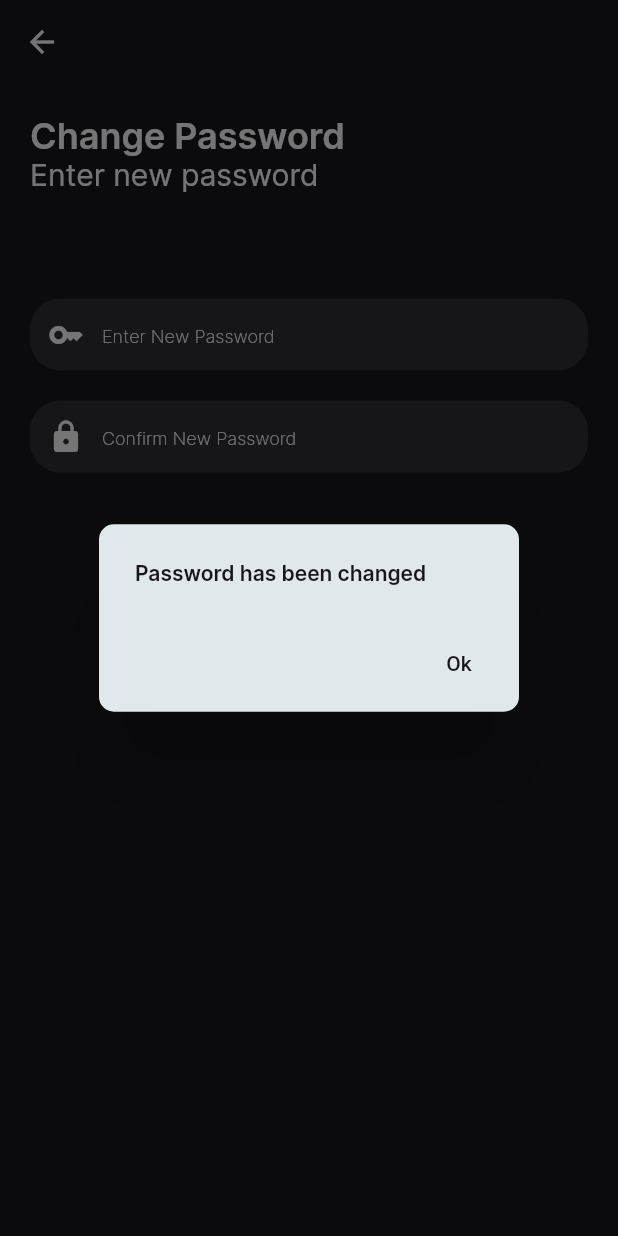
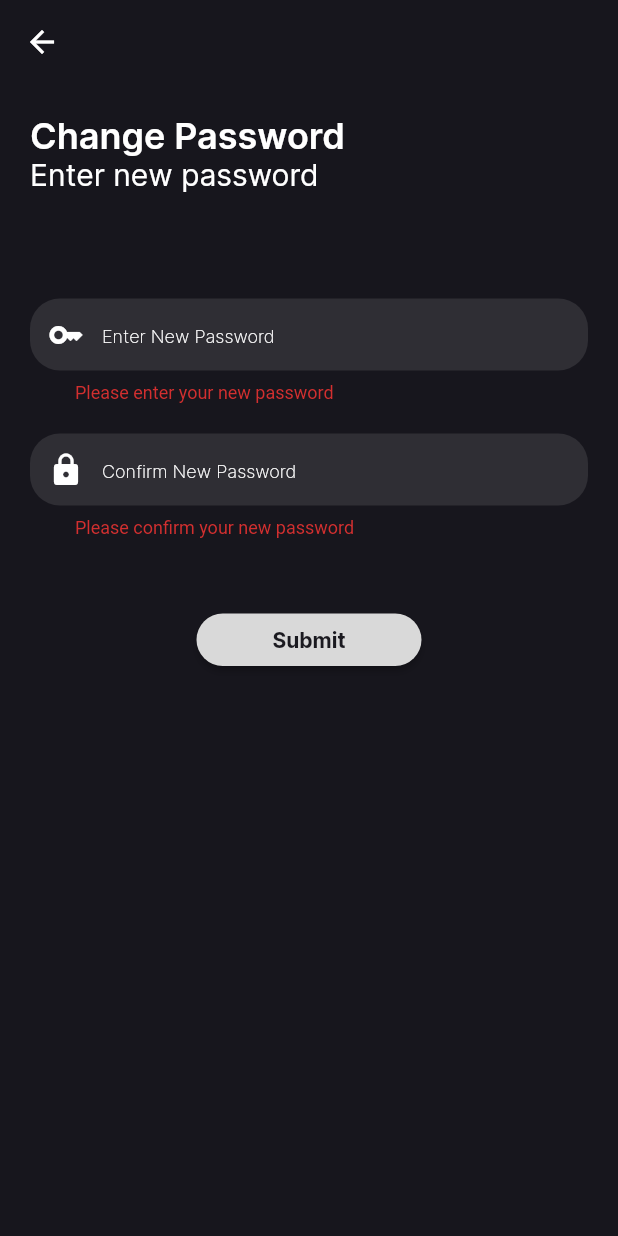
Before and after one commit to rhnzal/b2b-flutter, a Flutter app: the ChangePassword screen opened directly, after a tap on "Submit", on a phone screen of 412 x 824 dp. Run offline on Flutter 3.47's test engine with Material 2 defaults, Android fonts, the phone set to English and light mode, and no system bars; drawn by our look-alikes of rounded_loading_button; our stand-ins replace photo_view, shared_preferences, webview_flutter; accounts and stored records are empty.

Commit message:
change password

```diff
--- a/lib/endpoints.dart
+++ b/lib/endpoints.dart
@@ -9,4 +9,5 @@ const String urlDocument = '$baseURL/api/document';
 const String urlProduct = '$baseURL/api/product';
 const String urlForgot = '$baseURL/api/auth/forgot';
 const String urlEditName = '$baseURL/api/users/editprofil';
+const String urlChangePassword = '$baseURL/api/auth/edit';
 // const String urlQuota = '$baseURL/';
--- a/lib/screen/changepassword.dart
+++ b/lib/screen/changepassword.dart
@@ -4,6 +4,8 @@ import 'package:flutter/material.dart';
 import 'package:projectb2b/home.dart';
 import 'package:projectb2b/screen/login.dart';
 import 'package:rounded_loading_button/rounded_loading_button.dart';
+import 'package:projectb2b/http.dart' as http_test;
+import 'package:projectb2b/endpoints.dart';
 
 class ChangePassword extends StatefulWidget {
   const ChangePassword({Key? key, required this.check}) : super(key: key);
@@ -15,10 +17,21 @@ class ChangePassword extends StatefulWidget {
 }
 
 class _ChangePasswordState extends State<ChangePassword> {
+  final formKey = GlobalKey<FormState>();
+  final TextEditingController passCon = TextEditingController();
   String newPass = '';
   final RoundedLoadingButtonController _buttonController = RoundedLoadingButtonController();
 
-  void enter (RoundedLoadingButtonController controller, String check){
+  void enter (RoundedLoadingButtonController controller, String check) async{
+    if(formKey.currentState!.validate()){
+      var response = await http_test.put(
+        url: urlChangePassword,
+        body: {
+          "password": newPass
+        }
+      );
+      print(response.status);
+      if(response.isSuccess){
         controller.success();
         Timer(const Duration(seconds: 1), (){
           showDialog(barrierDismissible: false,context: context, builder: ((context) => AlertDialog(
@@ -33,10 +46,11 @@ class _ChangePasswordState extends State<ChangePassword> {
             actions: [
               TextButton(
                 onPressed: (){
+                  var count = 0;
                   check.contains('profile') ?
-              Navigator.pushAndRemoveUntil(context, MaterialPageRoute(builder: ((context) {
-                return const Home();
-              })), (route) => false)
+                  Navigator.popUntil(context, ((route) {
+                    return count++ == 2;
+                  }))
                   : Navigator.pushAndRemoveUntil(context, MaterialPageRoute(builder: ((context) {
                     return const Login();
                   })), (route) => false);
@@ -47,6 +61,32 @@ class _ChangePasswordState extends State<ChangePassword> {
             ],
           )));
         });
+      }else{
+        controller.reset();
+        showDialog(context: context, builder: ((context) => AlertDialog(
+          shape: RoundedRectangleBorder(
+              borderRadius: BorderRadius.circular(10)),
+            backgroundColor:const Color.fromARGB(255, 224, 232, 235),
+            title: const Text('Error'),
+            titleTextStyle: const TextStyle(
+              color: Color.fromARGB(255, 23, 22, 29),
+              fontFamily: 'Inter',
+              fontWeight: FontWeight.w600),
+            content: Text(response.message!),
+            contentTextStyle: const TextStyle(
+              color: Color.fromARGB(255, 23, 22, 29)),
+            actions: [
+              TextButton(
+                onPressed: (){
+                  Navigator.pop(context);
+                },
+                child: const Text('Ok',
+                  style:TextStyle(color: Color.fromARGB(255, 23, 22, 29)))
+                )
+            ],
+          )));
+      }
+    }
   }
 
   @override
@@ -73,6 +113,7 @@ class _ChangePasswordState extends State<ChangePassword> {
     Widget newPassword = Container(
       padding: const EdgeInsets.fromLTRB(20, 10, 20, 10),
       child: TextFormField(
+        controller: passCon,
         cursorColor: Colors.white,
         style: const TextStyle(color: Colors.white),
         decoration: InputDecoration(
@@ -97,6 +138,16 @@ class _ChangePasswordState extends State<ChangePassword> {
       onChanged: ((value) {
         newPass = value;
       }),
+      validator: (value){
+        if(value!.isEmpty){
+          return 'Please enter your new password';
+        }else if (value.length < 8) {
+          _buttonController.reset();
+          return "Password must be 8 character or more";
+        }else{
+          return null;
+        }
+      },
     ));
 
     Widget confirmPassword = Container(
@@ -123,8 +174,16 @@ class _ChangePasswordState extends State<ChangePassword> {
               borderSide: BorderSide.none,
               borderRadius: BorderRadius.circular(20)),
       ),
-      onChanged: ((value) {
-        newPass = value;
+      validator: ((value) {
+        if(value!.isEmpty){
+          _buttonController.reset();
+          return 'Please confirm your new password';
+        }else if(value != passCon.text){
+          _buttonController.reset();
+          return 'Pasword not match';
+        }else {
+          return null;
+        }
       }),
     )
     );
@@ -158,7 +217,9 @@ class _ChangePasswordState extends State<ChangePassword> {
         backgroundColor: Colors.transparent,
         elevation: 0,
       ),
-      body: ListView(
+      body: Form(
+        key: formKey,
+        child: ListView(
           physics: const BouncingScrollPhysics(),
           children: [
             tittle,
@@ -167,6 +228,7 @@ class _ChangePasswordState extends State<ChangePassword> {
             submit
           ],
         ),
+      ),
       );
   }
 }
--- a/lib/screen/paymentscreen.dart
+++ b/lib/screen/paymentscreen.dart
@@ -82,8 +82,11 @@ class _PaymentScreenState extends State<PaymentScreen> {
     );
     // print(response.body);
     // print(grid[selectedIndex]['id']);
+    if(mounted){
       Navigator.pop(context);
+    }
     var count = 0;
+    if(mounted){
       Navigator.push(context, MaterialPageRoute(builder: ((context) {
         return Scaffold(
           appBar: AppBar(
@@ -103,6 +106,7 @@ class _PaymentScreenState extends State<PaymentScreen> {
           ),
         );
       })));
+    }
   }
 
   @override
--- a/lib/screen/profilescreen.dart
+++ b/lib/screen/profilescreen.dart
@@ -232,7 +232,7 @@ class _ProfileScreenState extends State<ProfileScreen> {
                                   editName = value;
                                 },
                               cursorColor: Colors.black,
-                              style: const TextStyle(
+                              style:                                                             const TextStyle(
                                   color: Colors.black,
                                   fontFamily: 'Inter',
                                   fontWeight: FontWeight.w500,
@@ -281,7 +281,8 @@ class _ProfileScreenState extends State<ProfileScreen> {
                                         "fullName" : editName
                                       }
                                     );
-                                    var name = json.decode(response.data)['data']['fullName'];
+                                    var name = response.data[0][2];
+                                    print(name);
                                     setState(() {
                                       prefs.setString('name', name);
                                     });
```
Lines whose indentation alone changed are shown as unchanged.
